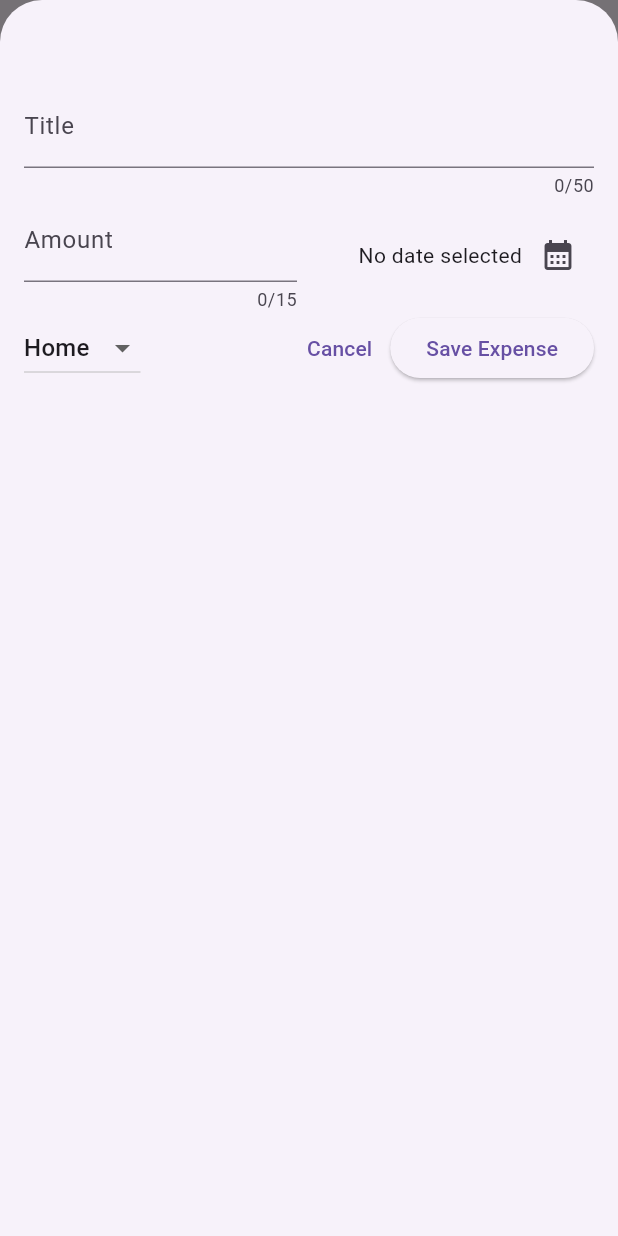
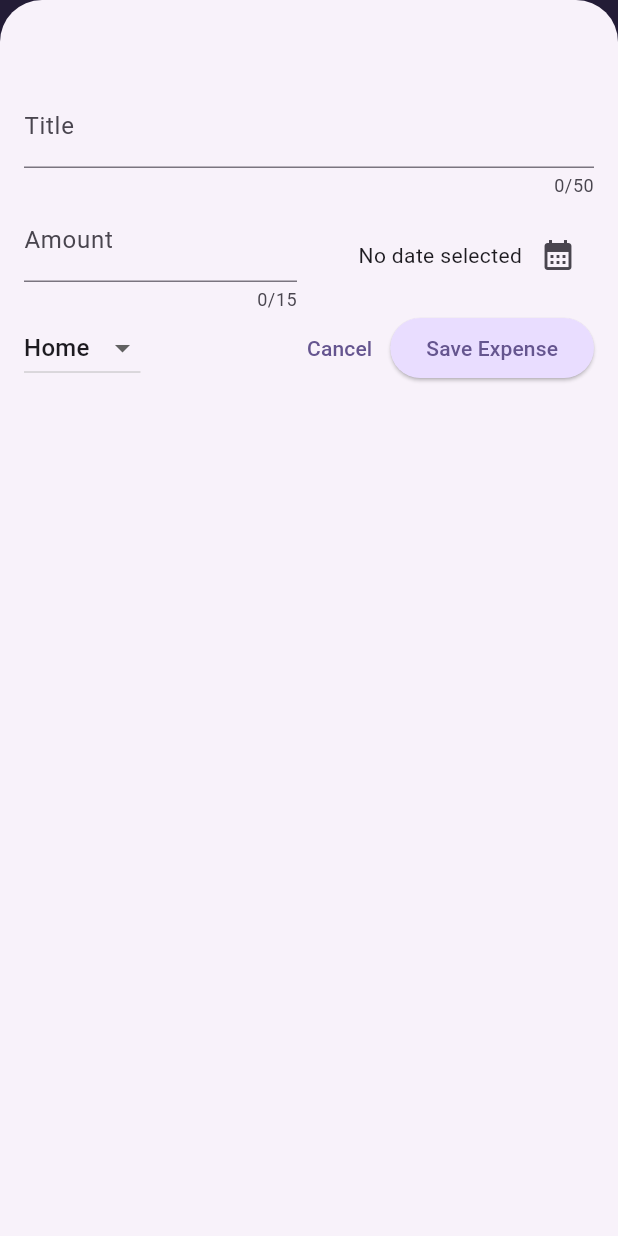
Before and after one commit to KarcanTheGrandMaster/Expense_Tracker, a Flutter app: the screen it shows after launch, after a tap on the "add" icon, on a phone screen of 412 x 824 dp. Run offline on Flutter 3.47's test engine with Material 3 defaults, Android fonts, the phone set to English and light mode, and no system bars.

Commit message:
Add some color and themes

```diff
--- a/tracker_app/lib/main.dart
+++ b/tracker_app/lib/main.dart
@@ -1,10 +1,30 @@
 import 'package:flutter/material.dart';
 import 'package:tracker_app/widgets/expenses_list/expenses.dart';
 
+var kColorScheme =
+    ColorScheme.fromSeed(seedColor: Color.fromARGB(255, 96, 59, 181));
+
 void main() {
   runApp(
-    const MaterialApp(
-      home: Expenses(),
+    MaterialApp(
+      theme: ThemeData().copyWith(
+        useMaterial3: true,
+        colorScheme: kColorScheme,
+        appBarTheme: const AppBarTheme().copyWith(
+          backgroundColor: kColorScheme.onPrimaryContainer,
+          foregroundColor: kColorScheme.primaryContainer,
+        ),
+
+        //cardTheme: const CardTheme().copyWith(color:kColorScheme.secondaryContainer,
+        //margin: const EdgeInsets.symmetric(horizontal: 32,vertical 9,))
+
+        elevatedButtonTheme: ElevatedButtonThemeData(
+          style: ElevatedButton.styleFrom(
+            backgroundColor: kColorScheme.primaryContainer,
+          ),
+        ),
+      ),
+      home: const Expenses(),
     ),
   );
 }
--- a/tracker_app/lib/widgets/expenses_list/expenses.dart
+++ b/tracker_app/lib/widgets/expenses_list/expenses.dart
@@ -77,7 +77,7 @@ class _ExpensesState extends State<Expenses> {
       ),
       body: Column(
         children: [
-          const Text('Renters'),
+          const Text(''),
           Expanded(child: mainContent),
         ],
       ),
```
